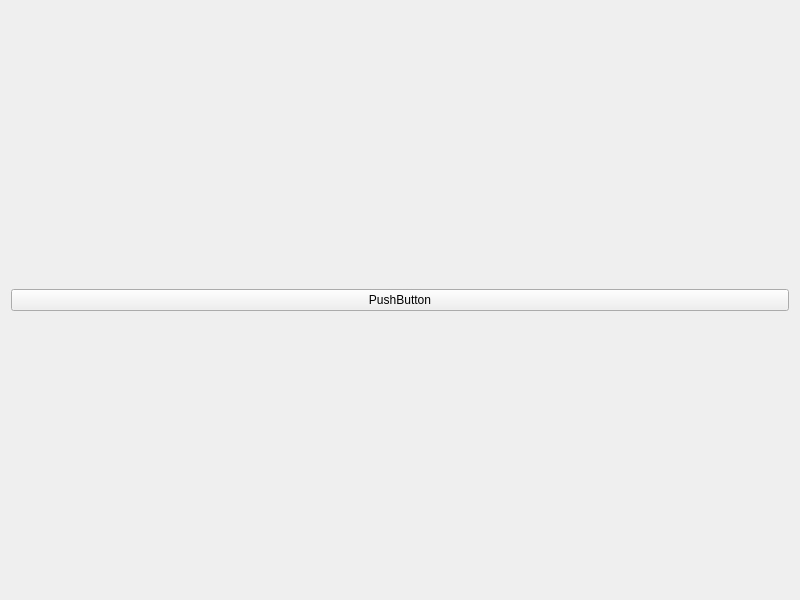
This is MidTermUi/midtermui.ui in 41343101/MidTermUi as Qt 5 draws it before an edit. The edited form follows.
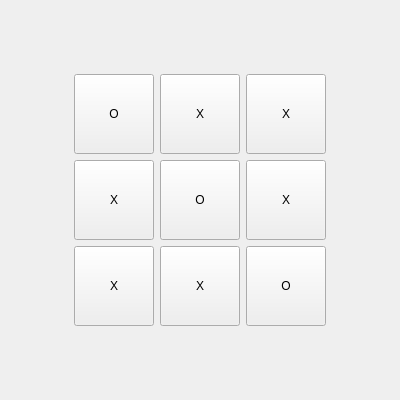
This is the edited form.

Commit message: Implement tic-tac-toe UI with 3x3 grid layout and spacers

Diff of the .ui file:
```diff
--- a/MidTermUi/midtermui.ui
+++ b/MidTermUi/midtermui.ui
@@ -6,8 +6,8 @@
    <rect>
     <x>0</x>
     <y>0</y>
-    <width>800</width>
-    <height>600</height>
+    <width>400</width>
+    <height>400</height>
    </rect>
   </property>
   <property name="windowTitle">
@@ -15,11 +15,291 @@
   </property>
   <layout class="QVBoxLayout" name="verticalLayout">
    <item>
-    <widget class="QPushButton" name="pushButton">
-     <property name="text">
-      <string>PushButton</string>
+    <spacer name="verticalSpacer_top">
+     <property name="orientation">
+      <enum>Qt::Vertical</enum>
      </property>
-    </widget>
+     <property name="sizeHint" stdset="0">
+      <size>
+       <width>20</width>
+       <height>40</height>
+      </size>
+     </property>
+    </spacer>
+   </item>
+   <item>
+    <layout class="QHBoxLayout" name="horizontalLayout_1">
+     <item>
+      <spacer name="horizontalSpacer_1_left">
+       <property name="orientation">
+        <enum>Qt::Horizontal</enum>
+       </property>
+       <property name="sizeHint" stdset="0">
+        <size>
+         <width>40</width>
+         <height>20</height>
+        </size>
+       </property>
+      </spacer>
+     </item>
+     <item>
+      <widget class="QPushButton" name="button_0_0">
+       <property name="minimumSize">
+        <size>
+         <width>80</width>
+         <height>80</height>
+        </size>
+       </property>
+       <property name="maximumSize">
+        <size>
+         <width>80</width>
+         <height>80</height>
+        </size>
+       </property>
+       <property name="text">
+        <string>O</string>
+       </property>
+      </widget>
+     </item>
+     <item>
+      <widget class="QPushButton" name="button_0_1">
+       <property name="minimumSize">
+        <size>
+         <width>80</width>
+         <height>80</height>
+        </size>
+       </property>
+       <property name="maximumSize">
+        <size>
+         <width>80</width>
+         <height>80</height>
+        </size>
+       </property>
+       <property name="text">
+        <string>X</string>
+       </property>
+      </widget>
+     </item>
+     <item>
+      <widget class="QPushButton" name="button_0_2">
+       <property name="minimumSize">
+        <size>
+         <width>80</width>
+         <height>80</height>
+        </size>
+       </property>
+       <property name="maximumSize">
+        <size>
+         <width>80</width>
+         <height>80</height>
+        </size>
+       </property>
+       <property name="text">
+        <string>X</string>
+       </property>
+      </widget>
+     </item>
+     <item>
+      <spacer name="horizontalSpacer_1_right">
+       <property name="orientation">
+        <enum>Qt::Horizontal</enum>
+       </property>
+       <property name="sizeHint" stdset="0">
+        <size>
+         <width>40</width>
+         <height>20</height>
+        </size>
+       </property>
+      </spacer>
+     </item>
+    </layout>
+   </item>
+   <item>
+    <layout class="QHBoxLayout" name="horizontalLayout_2">
+     <item>
+      <spacer name="horizontalSpacer_2_left">
+       <property name="orientation">
+        <enum>Qt::Horizontal</enum>
+       </property>
+       <property name="sizeHint" stdset="0">
+        <size>
+         <width>40</width>
+         <height>20</height>
+        </size>
+       </property>
+      </spacer>
+     </item>
+     <item>
+      <widget class="QPushButton" name="button_1_0">
+       <property name="minimumSize">
+        <size>
+         <width>80</width>
+         <height>80</height>
+        </size>
+       </property>
+       <property name="maximumSize">
+        <size>
+         <width>80</width>
+         <height>80</height>
+        </size>
+       </property>
+       <property name="text">
+        <string>X</string>
+       </property>
+      </widget>
+     </item>
+     <item>
+      <widget class="QPushButton" name="button_1_1">
+       <property name="minimumSize">
+        <size>
+         <width>80</width>
+         <height>80</height>
+        </size>
+       </property>
+       <property name="maximumSize">
+        <size>
+         <width>80</width>
+         <height>80</height>
+        </size>
+       </property>
+       <property name="text">
+        <string>O</string>
+       </property>
+      </widget>
+     </item>
+     <item>
+      <widget class="QPushButton" name="button_1_2">
+       <property name="minimumSize">
+        <size>
+         <width>80</width>
+         <height>80</height>
+        </size>
+       </property>
+       <property name="maximumSize">
+        <size>
+         <width>80</width>
+         <height>80</height>
+        </size>
+       </property>
+       <property name="text">
+        <string>X</string>
+       </property>
+      </widget>
+     </item>
+     <item>
+      <spacer name="horizontalSpacer_2_right">
+       <property name="orientation">
+        <enum>Qt::Horizontal</enum>
+       </property>
+       <property name="sizeHint" stdset="0">
+        <size>
+         <width>40</width>
+         <height>20</height>
+        </size>
+       </property>
+      </spacer>
+     </item>
+    </layout>
+   </item>
+   <item>
+    <layout class="QHBoxLayout" name="horizontalLayout_3">
+     <item>
+      <spacer name="horizontalSpacer_3_left">
+       <property name="orientation">
+        <enum>Qt::Horizontal</enum>
+       </property>
+       <property name="sizeHint" stdset="0">
+        <size>
+         <width>40</width>
+         <height>20</height>
+        </size>
+       </property>
+      </spacer>
+     </item>
+     <item>
+      <widget class="QPushButton" name="button_2_0">
+       <property name="minimumSize">
+        <size>
+         <width>80</width>
+         <height>80</height>
+        </size>
+       </property>
+       <property name="maximumSize">
+        <size>
+         <width>80</width>
+         <height>80</height>
+        </size>
+       </property>
+       <property name="text">
+        <string>X</string>
+       </property>
+      </widget>
+     </item>
+     <item>
+      <widget class="QPushButton" name="button_2_1">
+       <property name="minimumSize">
+        <size>
+         <width>80</width>
+         <height>80</height>
+        </size>
+       </property>
+       <property name="maximumSize">
+        <size>
+         <width>80</width>
+         <height>80</height>
+        </size>
+       </property>
+       <property name="text">
+        <string>X</string>
+       </property>
+      </widget>
+     </item>
+     <item>
+      <widget class="QPushButton" name="button_2_2">
+       <property name="minimumSize">
+        <size>
+         <width>80</width>
+         <height>80</height>
+        </size>
+       </property>
+       <property name="maximumSize">
+        <size>
+         <width>80</width>
+         <height>80</height>
+        </size>
+       </property>
+       <property name="text">
+        <string>O</string>
+       </property>
+      </widget>
+     </item>
+     <item>
+      <spacer name="horizontalSpacer_3_right">
+       <property name="orientation">
+        <enum>Qt::Horizontal</enum>
+       </property>
+       <property name="sizeHint" stdset="0">
+        <size>
+         <width>40</width>
+         <height>20</height>
+        </size>
+       </property>
+      </spacer>
+     </item>
+    </layout>
+   </item>
+   <item>
+    <spacer name="verticalSpacer_bottom">
+     <property name="orientation">
+      <enum>Qt::Vertical</enum>
+     </property>
+     <property name="sizeHint" stdset="0">
+      <size>
+       <width>20</width>
+       <height>40</height>
+      </size>
+     </property>
+    </spacer>
    </item>
   </layout>
  </widget>
```
Left out of the diff: 2 changed lines with no effect on the pictures.
